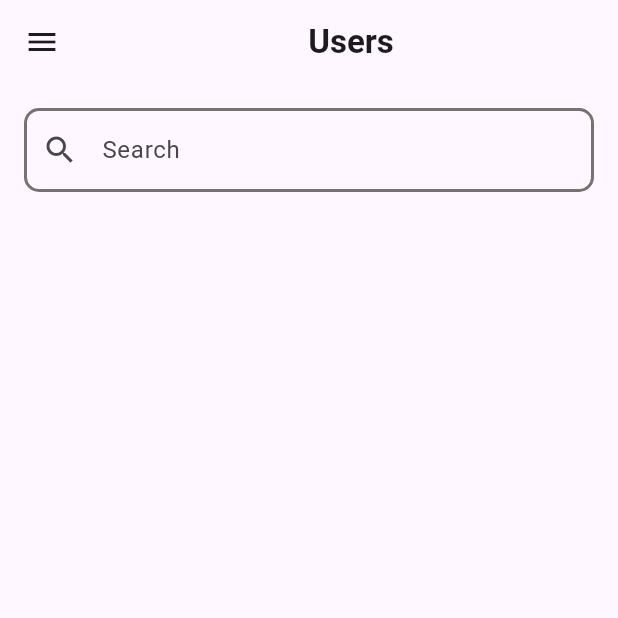
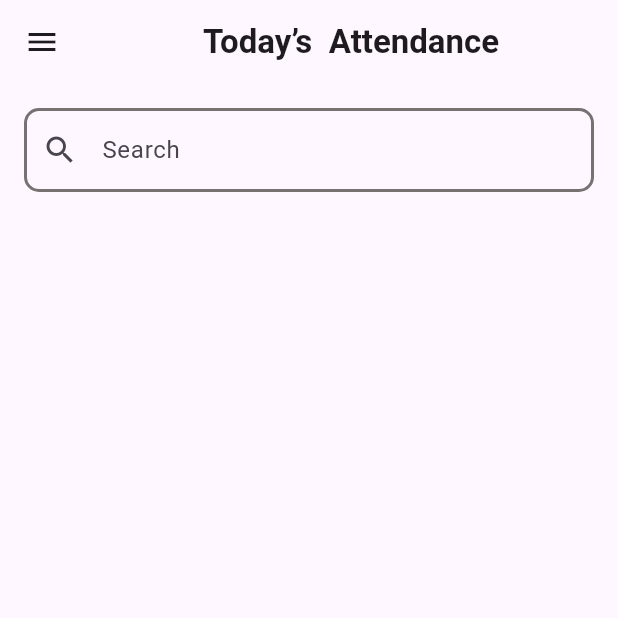
Before and after one commit to Mohammad-Rishad-p/info_cab, a Flutter app: the screen it shows after launch, on a phone screen of 412 x 824 dp, the top half of it. Run offline on Flutter 3.47's test engine with Material 3 defaults, Android fonts, the phone set to English and light mode, and no system bars; our stand-ins replace cloud_firestore, firebase_core; accounts and stored records are empty.

Commit message:
today attendance

```diff
--- a/lib/main.dart
+++ b/lib/main.dart
@@ -1,5 +1,7 @@
 import 'package:flutter/material.dart';
+import 'package:info_cab_u/pages/admin/add_company_page.dart';
 import 'package:info_cab_u/pages/admin/add_stop.dart';
+import 'package:info_cab_u/pages/admin/today_attendance.dart';
 import 'package:info_cab_u/pages/admin/users_listing_page.dart';
 import 'package:info_cab_u/pages/user/dashboard_page.dart';
 import 'package:info_cab_u/pages/user/home_page.dart';
@@ -23,7 +25,7 @@ class MyApp extends StatelessWidget {
   Widget build(BuildContext context) {
     return MaterialApp(
       debugShowCheckedModeBanner: false,
-      initialRoute: '/userslist',
+      initialRoute: '/attendance',
       routes: {
         '/': (context) => HomePage(),
 //         '/register': (context) => UserRegisterPage(),
@@ -34,9 +36,11 @@ class MyApp extends StatelessWidget {
         '/dashboard': (context) => DashboardPage(),
         '/addstop': (context) => AddPickUpPointPage(),
         '/userslist': (context) => UsersListingPage(),
-        '/home':(context) => HomePage(),
-        '/user_register':(context) => UserRegisterPage(),
-        '/user_profile':(context) => UserProfilePage(),
+        '/home': (context) => HomePage(),
+        '/userregister': (context) => UserRegisterPage(),
+        '/userprofile': (context) => UserProfilePage(),
+        '/addcompany': (context) => AddCompanyPage(),
+        '/attendance': (context) => UserAttendance()
       },
     );
   }
--- /dev/null
+++ b/lib/pages/admin/today_attendance.dart
@@ -0,0 +1,52 @@
+import 'package:flutter/material.dart';
+import 'package:info_cab_u/constant.dart';
+
+class UserAttendance extends StatelessWidget {
+  @override
+  Widget build(BuildContext context) {
+    return Scaffold(
+      appBar: AppBar(
+        leading: IconButton(
+          icon: Icon(Icons.menu),
+          onPressed: () {},
+        ),
+        title: Center(
+          child: Text(
+            "Today’s  Attendance",
+            style: TextStyle(fontWeight: FontWeight.bold),
+          ),
+        ),
+        centerTitle: true,
+      ),
+      body: Padding(
+        padding: const EdgeInsets.all(16.0),
+        child: Column(
+          crossAxisAlignment: CrossAxisAlignment.start,
+          children: [
+            TextField(
+              decoration: InputDecoration(
+                prefixIcon: Icon(Icons.search),
+                hintText: "Search",
+                focusedBorder: OutlineInputBorder(
+                    borderSide: BorderSide(color: textSecColor, width: 2.0),
+                    borderRadius: BorderRadius.all(Radius.circular(10))),
+                enabledBorder: OutlineInputBorder(
+                  borderSide: BorderSide(color: textSecColor, width: 2.0),
+                  borderRadius: BorderRadius.all(Radius.circular(10)),
+                ),
+                errorBorder: OutlineInputBorder(
+                  borderSide: BorderSide(color: Colors.redAccent, width: 2.0),
+                  borderRadius: BorderRadius.all(Radius.circular(10)),
+                ),
+                focusedErrorBorder: OutlineInputBorder(
+                  borderSide: BorderSide(color: Colors.redAccent, width: 2.0),
+                  borderRadius: BorderRadius.all(Radius.circular(10)),
+                ),
+              ),
+            ),
+          ],
+        ),
+      ),
+    );
+  }
+}
```
Also changed, not shown: lib/pages/admin/add_company_page.dart (added, +45 -0 lines).
